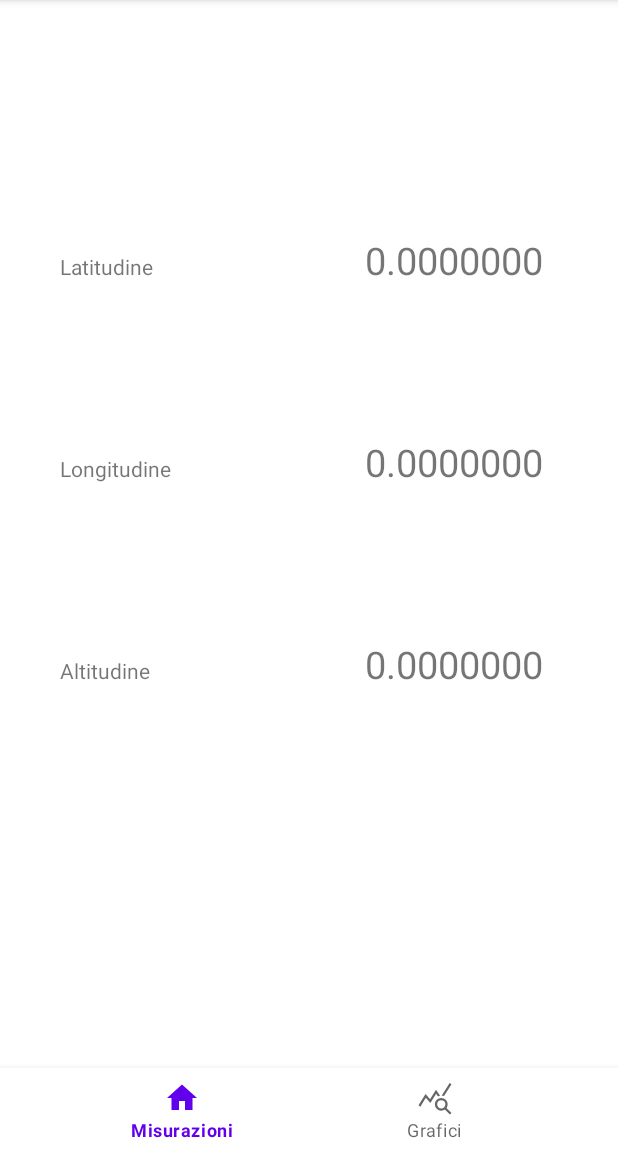
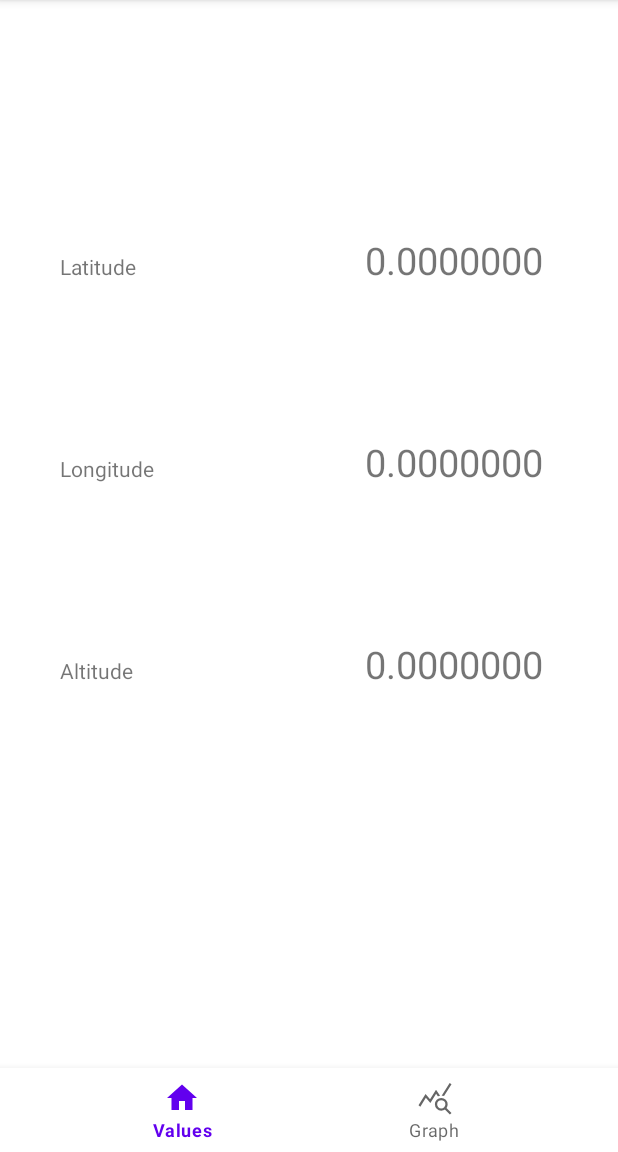
Before and after one commit to FedericoFinotto/LLATrack, an Android app: the screen it shows after launch (MainActivity), on a phone screen of 412 x 824 dp, the part 84-1236 px from its top. Run offline under Robolectric (Android 15) with nearby library versions, the phone set to English and light mode, and no system bars; our stand-ins replace navigation-ui.

```diff
--- a/app/src/main/res/values/strings.xml
+++ b/app/src/main/res/values/strings.xml
@@ -1,14 +1,13 @@
 <resources>
-    <string name="app_name">LLA Track</string>
-    <string name="title_home">Misurazioni</string>
-    <string name="title_graph">Grafici</string>
-    <string name="text_Latitude">Latitudine</string>
-    <string name="text_Longitude">Longitudine</string>
-    <string name="text_Altitude">Altitudine</string>
-    <string name="text_noData">Nessun Dato</string>
-    <string name="text_PermRequest">To Mama</string>
-    <string name="notifica_titolo">Tracciamento in Corso</string>
-    <string name="notifica_descrizione">L\'app sta registrando Latitudine, Longitudine e Altitudine</string>
-    <string name="CanaleNotifica_descrizione">Notifica l\'esecuzione in Background</string>
-    <string name="CanaleNotifica_nome">LLA Finotto</string>
+    <string name="app_name" translatable="false">LLA Track</string>
+    <string name="title_home">Values</string>
+    <string name="title_graph">Graph</string>
+    <string name="CanaleNotifica_nome" translatable="false">LLA Finotto</string>
+    <string name="text_Latitude">Latitude</string>
+    <string name="text_Longitude">Longitude</string>
+    <string name="text_Altitude">Altitude</string>
+    <string name="text_noData">No Data</string>
+    <string name="notifica_titolo">Background Tracking</string>
+    <string name="notifica_descrizione">App is tracking Latitude, Longitude and Altitude</string>
+    <string name="CanaleNotifica_descrizione">Notifies the background Tracking</string>
 </resources>
```
Also changed, not shown: app/src/main/java/com/finotto/finottofedericogps/ui/graph/GraphFragment.kt (+15 -13 lines), app/src/main/res/layout-land/fragment_graph.xml (+9 -7 lines), app/src/main/res/layout/fragment_graph.xml (+8 -3 lines), 1 other file.
